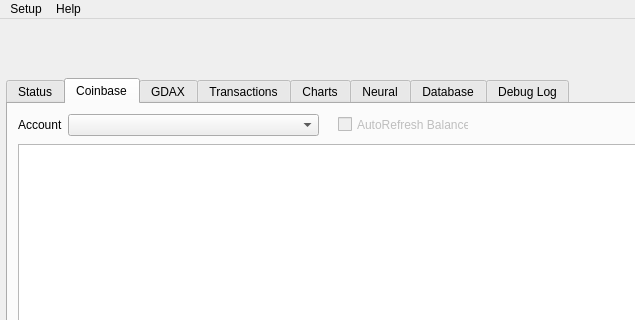
Old version of the form bpwindow.ui in the repository Xenrutcon/bitProphet-Qt; both pictures show x 0 to 635 and y 0 to 320 of the 897 by 564 pixel window.
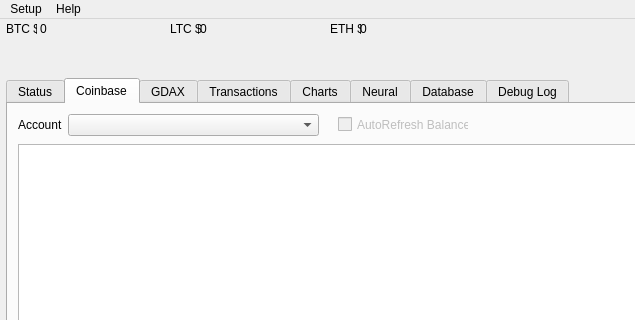
New version of the form.

What changed in the file:
```diff
--- a/bpwindow.ui
+++ b/bpwindow.ui
@@ -220,6 +220,84 @@
      <bool>false</bool>
     </property>
    </widget>
+   <widget class="QLabel" name="label_2">
+    <property name="geometry">
+     <rect>
+      <x>6</x>
+      <y>0</y>
+      <width>31</width>
+      <height>20</height>
+     </rect>
+    </property>
+    <property name="text">
+     <string>BTC $</string>
+    </property>
+   </widget>
+   <widget class="QLabel" name="mBtcSpotPriceLabel">
+    <property name="geometry">
+     <rect>
+      <x>40</x>
+      <y>0</y>
+      <width>121</width>
+      <height>20</height>
+     </rect>
+    </property>
+    <property name="text">
+     <string>0</string>
+    </property>
+   </widget>
+   <widget class="QLabel" name="label_3">
+    <property name="geometry">
+     <rect>
+      <x>170</x>
+      <y>0</y>
+      <width>31</width>
+      <height>20</height>
+     </rect>
+    </property>
+    <property name="text">
+     <string>LTC $</string>
+    </property>
+   </widget>
+   <widget class="QLabel" name="mLtcSpotPriceLabel">
+    <property name="geometry">
+     <rect>
+      <x>200</x>
+      <y>0</y>
+      <width>121</width>
+      <height>20</height>
+     </rect>
+    </property>
+    <property name="text">
+     <string>0</string>
+    </property>
+   </widget>
+   <widget class="QLabel" name="label_4">
+    <property name="geometry">
+     <rect>
+      <x>330</x>
+      <y>0</y>
+      <width>31</width>
+      <height>20</height>
+     </rect>
+    </property>
+    <property name="text">
+     <string>ETH $</string>
+    </property>
+   </widget>
+   <widget class="QLabel" name="mEthSpotPriceLabel">
+    <property name="geometry">
+     <rect>
+      <x>360</x>
+      <y>0</y>
+      <width>121</width>
+      <height>20</height>
+     </rect>
+    </property>
+    <property name="text">
+     <string>0</string>
+    </property>
+   </widget>
   </widget>
   <widget class="QMenuBar" name="menuBar">
    <property name="geometry">
```
